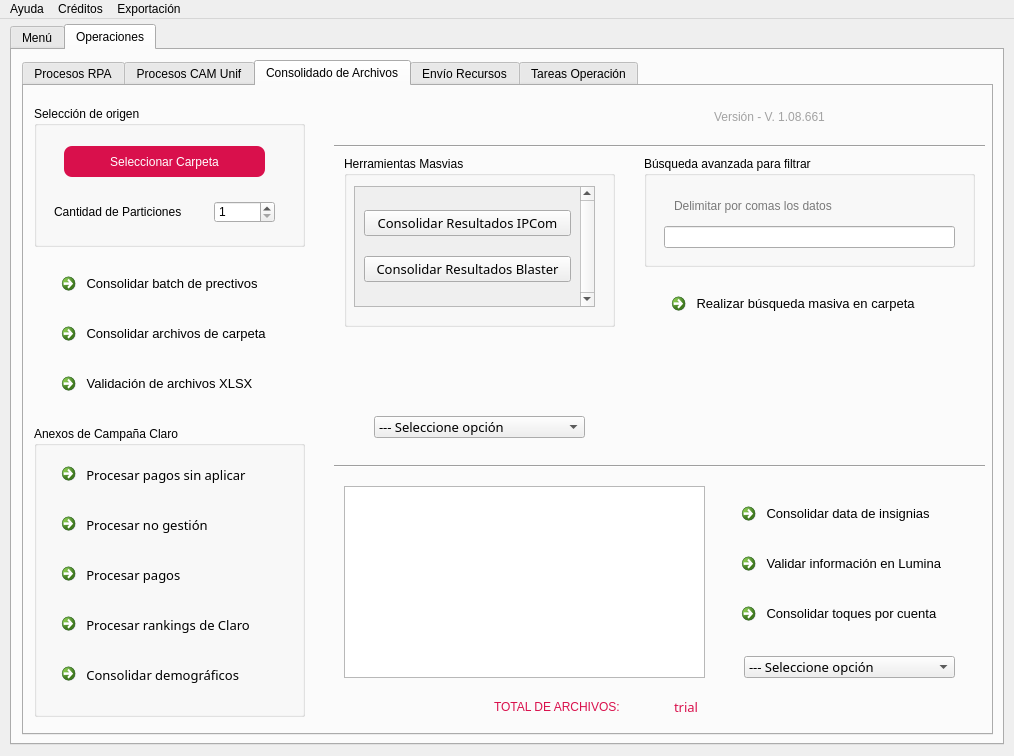
Old version of the form gui/Project.ui in the repository JU4ND4V1DMM/devops_desktop_syncra.
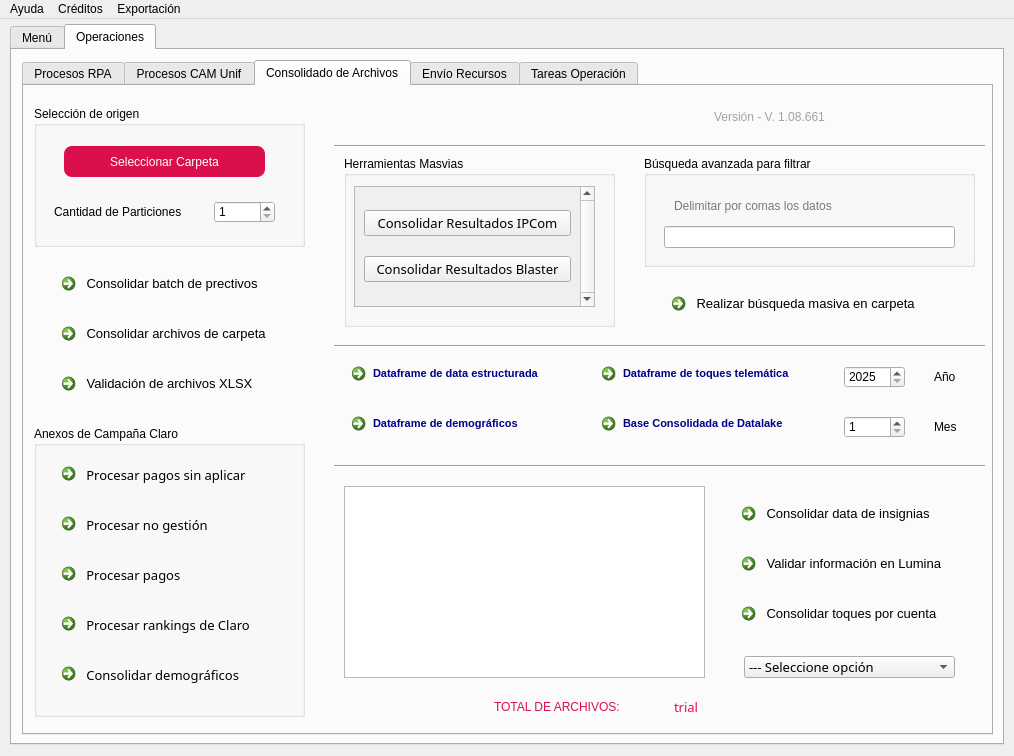
New version of the form. The open tabs and pages were chosen to show the change. Icons and pictures are not drawn.

Commit message: Adition of some functions to process BIG DATA since Syncra

Patch:
```diff
--- a/gui/Project.ui
+++ b/gui/Project.ui
@@ -3733,67 +3733,290 @@
          </size>
         </property>
        </widget>
-       <widget class="QComboBox" name="comboBox_Selected_Process_3">
+       <widget class="Line" name="line_Vertical_Tittle_6">
         <property name="geometry">
          <rect>
-          <x>350</x>
+          <x>310</x>
+          <y>250</y>
+          <width>651</width>
+          <height>20</height>
+         </rect>
+        </property>
+        <property name="orientation">
+         <enum>Qt::Horizontal</enum>
+        </property>
+       </widget>
+       <widget class="QCommandLinkButton" name="commandLinkButton_27">
+        <property name="geometry">
+         <rect>
+          <x>320</x>
+          <y>270</y>
+          <width>231</width>
+          <height>41</height>
+         </rect>
+        </property>
+        <property name="font">
+         <font>
+          <family>Segoe UI</family>
+          <pointsize>8</pointsize>
+          <weight>75</weight>
+          <bold>true</bold>
+         </font>
+        </property>
+        <property name="styleSheet">
+         <string notr="true">/* Estado normal */
+QPushButton {
+    color: rgb(0, 0, 139); /* Azul oscuro */
+    font-weight: bold;     /* Negrita */
+}
+
+/* Al pasar el mouse */
+QPushButton:hover {
+    border: 2px solid rgb(160, 160, 160); /* Borde gris claro */
+    border-radius: 8px;
+}
+
+/* Al presionar */
+QPushButton:pressed {
+    background-color: rgb(230, 230, 230); /* Gris suave al presionar */
+    border: 2px solid rgb(100, 100, 100); /* Borde más oscuro */
+    border-radius: 8px;
+    color: rgb(0, 0, 0);
+}</string>
+        </property>
+        <property name="text">
+         <string>Dataframe de data estructurada</string>
+        </property>
+        <property name="icon">
+         <iconset>
+          <normaloff>../resources/ico/datalake.png</normaloff>../resources/ico/datalake.png</iconset>
+        </property>
+        <property name="iconSize">
+         <size>
+          <width>20</width>
+          <height>20</height>
+         </size>
+        </property>
+       </widget>
+       <widget class="QCommandLinkButton" name="commandLinkButton_28">
+        <property name="geometry">
+         <rect>
+          <x>320</x>
+          <y>320</y>
+          <width>231</width>
+          <height>41</height>
+         </rect>
+        </property>
+        <property name="font">
+         <font>
+          <family>Segoe UI</family>
+          <pointsize>8</pointsize>
+          <weight>75</weight>
+          <bold>true</bold>
+         </font>
+        </property>
+        <property name="styleSheet">
+         <string notr="true">/* Estado normal */
+QPushButton {
+    color: rgb(0, 0, 139); /* Azul oscuro */
+    font-weight: bold;     /* Negrita */
+}
+
+/* Al pasar el mouse */
+QPushButton:hover {
+    border: 2px solid rgb(160, 160, 160); /* Borde gris claro */
+    border-radius: 8px;
+}
+
+/* Al presionar */
+QPushButton:pressed {
+    background-color: rgb(230, 230, 230); /* Gris suave al presionar */
+    border: 2px solid rgb(100, 100, 100); /* Borde más oscuro */
+    border-radius: 8px;
+    color: rgb(0, 0, 0);
+}</string>
+        </property>
+        <property name="text">
+         <string>Dataframe de demográficos</string>
+        </property>
+        <property name="icon">
+         <iconset>
+          <normaloff>../resources/ico/datalake.png</normaloff>../resources/ico/datalake.png</iconset>
+        </property>
+        <property name="iconSize">
+         <size>
+          <width>20</width>
+          <height>20</height>
+         </size>
+        </property>
+       </widget>
+       <widget class="QCommandLinkButton" name="commandLinkButton_29">
+        <property name="geometry">
+         <rect>
+          <x>570</x>
+          <y>270</y>
+          <width>231</width>
+          <height>41</height>
+         </rect>
+        </property>
+        <property name="font">
+         <font>
+          <family>Segoe UI</family>
+          <pointsize>8</pointsize>
+          <weight>75</weight>
+          <bold>true</bold>
+         </font>
+        </property>
+        <property name="styleSheet">
+         <string notr="true">/* Estado normal */
+QPushButton {
+    color: rgb(0, 0, 139); /* Azul oscuro */
+    font-weight: bold;     /* Negrita */
+}
+
+/* Al pasar el mouse */
+QPushButton:hover {
+    border: 2px solid rgb(160, 160, 160); /* Borde gris claro */
+    border-radius: 8px;
+}
+
+/* Al presionar */
+QPushButton:pressed {
+    background-color: rgb(230, 230, 230); /* Gris suave al presionar */
+    border: 2px solid rgb(100, 100, 100); /* Borde más oscuro */
+    border-radius: 8px;
+    color: rgb(0, 0, 0);
+}</string>
+        </property>
+        <property name="text">
+         <string>Dataframe de toques telemática</string>
+        </property>
+        <property name="icon">
+         <iconset>
+          <normaloff>../resources/ico/datalake.png</normaloff>../resources/ico/datalake.png</iconset>
+        </property>
+        <property name="iconSize">
+         <size>
+          <width>20</width>
+          <height>20</height>
+         </size>
+        </property>
+       </widget>
+       <widget class="QCommandLinkButton" name="commandLinkButton_30">
+        <property name="geometry">
+         <rect>
+          <x>570</x>
+          <y>320</y>
+          <width>231</width>
+          <height>41</height>
+         </rect>
+        </property>
+        <property name="font">
+         <font>
+          <family>Segoe UI</family>
+          <pointsize>8</pointsize>
+          <weight>75</weight>
+          <bold>true</bold>
+         </font>
+        </property>
+        <property name="styleSheet">
+         <string notr="true">/* Estado normal */
+QPushButton {
+    color: rgb(0, 0, 139); /* Azul oscuro */
+    font-weight: bold;     /* Negrita */
+}
+
+/* Al pasar el mouse */
+QPushButton:hover {
+    border: 2px solid rgb(160, 160, 160); /* Borde gris claro */
+    border-radius: 8px;
+}
+
+/* Al presionar */
+QPushButton:pressed {
+    background-color: rgb(230, 230, 230); /* Gris suave al presionar */
+    border: 2px solid rgb(100, 100, 100); /* Borde más oscuro */
+    border-radius: 8px;
+    color: rgb(0, 0, 0);
+}</string>
+        </property>
+        <property name="text">
+         <string>Base Consolidada de Datalake</string>
+        </property>
+        <property name="icon">
+         <iconset>
+          <normaloff>../resources/ico/datalake.png</normaloff>../resources/ico/datalake.png</iconset>
+        </property>
+        <property name="iconSize">
+         <size>
+          <width>20</width>
+          <height>20</height>
+         </size>
+        </property>
+       </widget>
+       <widget class="QSpinBox" name="spinBox_Partitions_5">
+        <property name="geometry">
+         <rect>
+          <x>820</x>
+          <y>280</y>
+          <width>61</width>
+          <height>22</height>
+         </rect>
+        </property>
+        <property name="minimum">
+         <number>2025</number>
+        </property>
+        <property name="maximum">
+         <number>2040</number>
+        </property>
+       </widget>
+       <widget class="QSpinBox" name="spinBox_Partitions_10">
+        <property name="geometry">
+         <rect>
+          <x>820</x>
           <y>330</y>
-          <width>211</width>
+          <width>61</width>
           <height>22</height>
          </rect>
         </property>
-        <property name="font">
-         <font>
-          <family>Bahnschrift Light</family>
-          <pointsize>10</pointsize>
-          <weight>3</weight>
-          <italic>false</italic>
-          <bold>false</bold>
-         </font>
+        <property name="minimum">
+         <number>1</number>
         </property>
+        <property name="maximum">
+         <number>12</number>
+        </property>
+       </widget>
+       <widget class="QLabel" name="label_Partitions_5">
+        <property name="geometry">
+         <rect>
+          <x>910</x>
+          <y>270</y>
+          <width>41</width>
+          <height>41</height>
+         </rect>
+        </property>
         <property name="styleSheet">
-         <string notr="true">font: 25 10pt &quot;Bahnschrift Light&quot;;</string>
+         <string notr="true">font: 63 10pt &quot;Bahnschrift SemiBold&quot;;</string>
         </property>
-        <item>
-         <property name="text">
-          <string>--- Seleccione opción</string>
-         </property>
-        </item>
-        <item>
-         <property name="text">
-          <string>Puntored</string>
-         </property>
-        </item>
-        <item>
-         <property name="text">
-          <string>Crediveci</string>
-         </property>
-        </item>
-        <item>
-         <property name="text">
-          <string>Pash Inteligencia</string>
-         </property>
-        </item>
-        <item>
-         <property name="text">
-          <string>Pash CRM</string>
-         </property>
-        </item>
-        <item>
-         <property name="text">
-          <string>GM Financial</string>
-         </property>
-        </item>
-        <item>
-         <property name="text">
-          <string>Ya Dinero</string>
-         </property>
-        </item>
-        <item>
-         <property name="text">
-          <string>Gastrack</string>
-         </property>
-        </item>
+        <property name="text">
+         <string>Año</string>
+        </property>
+       </widget>
+       <widget class="QLabel" name="label_Partitions_10">
+        <property name="geometry">
+         <rect>
+          <x>910</x>
+          <y>320</y>
+          <width>41</width>
+          <height>41</height>
+         </rect>
+        </property>
+        <property name="styleSheet">
+         <string notr="true">font: 63 10pt &quot;Bahnschrift SemiBold&quot;;</string>
+        </property>
+        <property name="text">
+         <string>Mes</string>
+        </property>
        </widget>
       </widget>
       <widget class="QWidget" name="Resources">
@@ -4811,6 +5034,68 @@
          <string>Selección de FLP (fecha límite de pago)         </string>
         </property>
        </widget>
+       <widget class="QComboBox" name="comboBox_Selected_Process_3">
+        <property name="geometry">
+         <rect>
+          <x>50</x>
+          <y>320</y>
+          <width>211</width>
+          <height>22</height>
+         </rect>
+        </property>
+        <property name="font">
+         <font>
+          <family>Bahnschrift Light</family>
+          <pointsize>10</pointsize>
+          <weight>3</weight>
+          <italic>false</italic>
+          <bold>false</bold>
+         </font>
+        </property>
+        <property name="styleSheet">
+         <string notr="true">font: 25 10pt &quot;Bahnschrift Light&quot;;</string>
+        </property>
+        <item>
+         <property name="text">
+          <string>--- Seleccione opción</string>
+         </property>
+        </item>
+        <item>
+         <property name="text">
+          <string>Puntored</string>
+         </property>
+        </item>
+        <item>
+         <property name="text">
+          <string>Crediveci</string>
+         </property>
+        </item>
+        <item>
+         <property name="text">
+          <string>Pash Inteligencia</string>
+         </property>
+        </item>
+        <item>
+         <property name="text">
+          <string>Pash CRM</string>
+         </property>
+        </item>
+        <item>
+         <property name="text">
+          <string>GM Financial</string>
+         </property>
+        </item>
+        <item>
+         <property name="text">
+          <string>Ya Dinero</string>
+         </property>
+        </item>
+        <item>
+         <property name="text">
+          <string>Gastrack</string>
+         </property>
+        </item>
+       </widget>
        <zorder>Mod_Init_CTA_Group</zorder>
        <zorder>label_Selection_Process</zorder>
        <zorder>line_Vertical_2</zorder>
```
Left out of the diff: 7 changed lines with no effect on the pictures. The commit also changes 63 other files.
